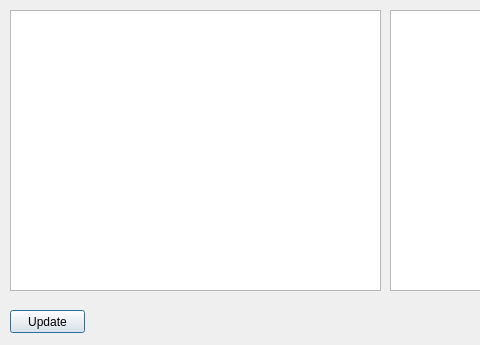
Old version of the form html_edit.ui in the repository bjones1/CodeChat; both pictures show x 0 to 480 and y 0 to 345 of the 776 by 345 pixel window.
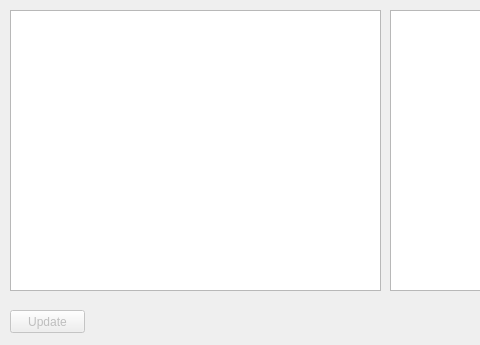
New version of the form.

Commit message: - Made update button disabled by default - Enable/disable update button based on modification state of the plain text   document

```diff
--- a/html_edit.ui
+++ b/html_edit.ui
@@ -76,6 +76,9 @@
    </property>
   </widget>
   <widget class="QPushButton" name="updatePushButton">
+   <property name="enabled">
+    <bool>false</bool>
+   </property>
    <property name="geometry">
     <rect>
      <x>10</x>
```
Left out of the diff: 3 changed lines with no effect on the pictures. The commit also changes 1 other file.
